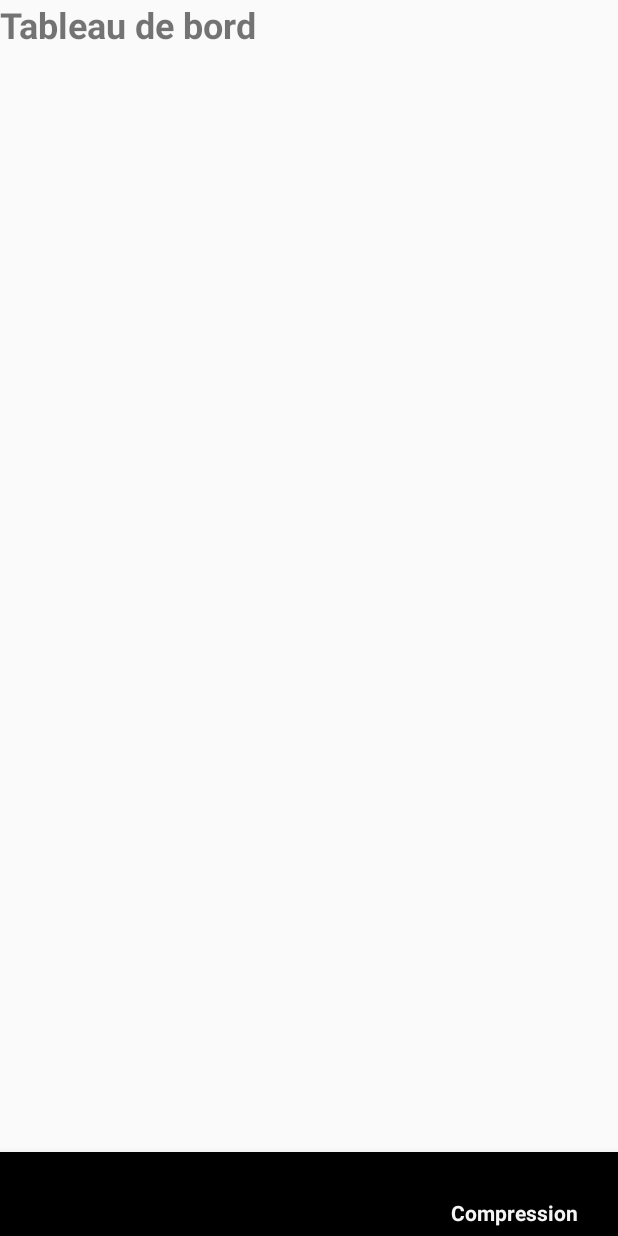
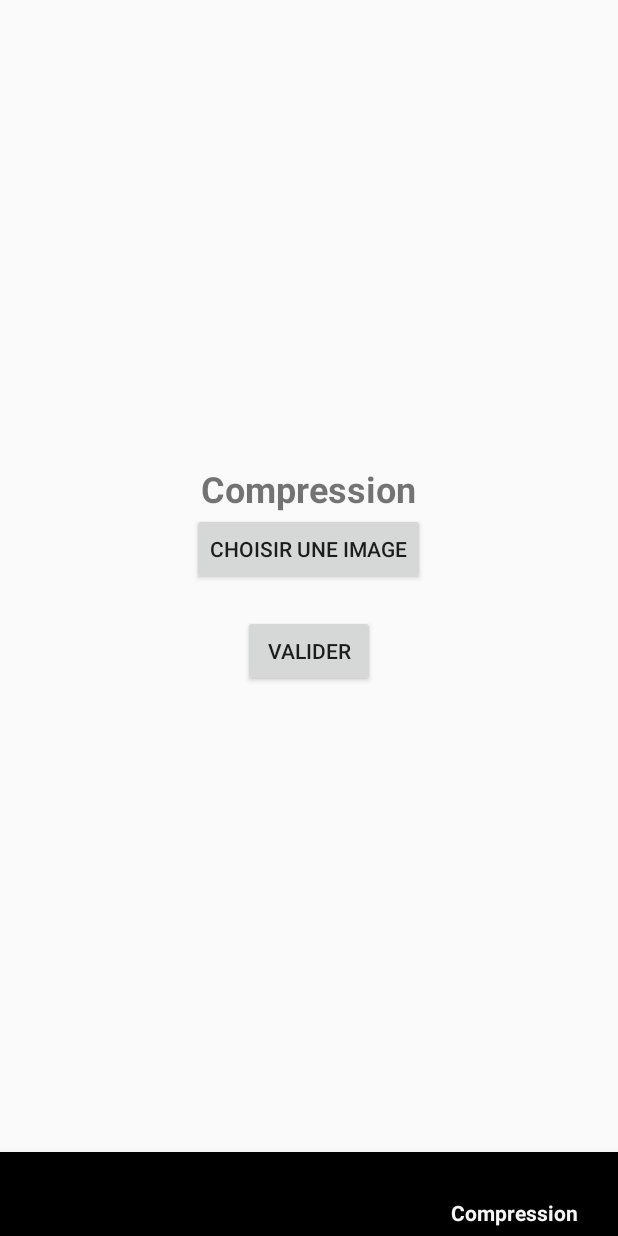
Before and after one commit to EmilienRY/projetMobile, an Android app: the screen it shows after launch (MainActivity), item 3 of the bottom bar chosen, on a phone screen of 412 x 824 dp. Run offline under Robolectric (Android 15) with nearby library versions, the phone set to English and light mode, and no system bars.

Commit message:
Début page compression (récupération d'une image depuis la galerie et affichage de cette dernière)

```diff
--- a/app/src/main/java/com/example/superpixelapp/MainFragment/CompressionFragment.java
+++ b/app/src/main/java/com/example/superpixelapp/MainFragment/CompressionFragment.java
@@ -1,16 +1,78 @@
 package com.example.superpixelapp.MainFragment;
 
+import android.content.Intent;
+import android.graphics.Bitmap;
+import android.graphics.BitmapFactory;
+import android.net.Uri;
 import android.os.Bundle;
+import android.provider.MediaStore;
 import android.view.LayoutInflater;
 import android.view.View;
 import android.view.ViewGroup;
-
+import android.widget.Button;
+import android.widget.ImageView;
+import androidx.activity.result.ActivityResultLauncher;
+import androidx.activity.result.contract.ActivityResultContracts;
+import androidx.annotation.NonNull;
+import androidx.annotation.Nullable;
 import androidx.fragment.app.Fragment;
+import java.io.IOException;
 
 import com.example.superpixelapp.R;
 
 public class CompressionFragment extends Fragment {
-    public View onCreateView(LayoutInflater inflater, ViewGroup container, Bundle savedInstanceState) {
-        return inflater.inflate(R.layout.fragment_compression, container, false);
+    private ImageView imageView;
+    private Button boutonChoisir;
+    private ActivityResultLauncher<Intent> launcherGalerie;
+
+    @Nullable
+    @Override
+    public View onCreateView(@NonNull LayoutInflater inflater, @Nullable ViewGroup container, @Nullable Bundle savedInstanceState) {
+        View vue = inflater.inflate(R.layout.fragment_compression, container, false);
+
+        boutonChoisir = vue.findViewById(R.id.boutonChoisir);
+        imageView = vue.findViewById(R.id.imageView);
+
+        // Préparer le launcher pour ouvrir la galerie
+        launcherGalerie = registerForActivityResult(
+                new ActivityResultContracts.StartActivityForResult(),
+                result -> {
+                    if (result.getResultCode() == getActivity().RESULT_OK && result.getData() != null) {
+                        Uri imageUri = result.getData().getData();
+                        try {
+                            Bitmap bitmap = MediaStore.Images.Media.getBitmap(getActivity().getContentResolver(), imageUri);
+                            if(bitmap.getWidth()>2000 || bitmap.getHeight()>2000){
+                                int newWidth = bitmap.getWidth() / 3;
+                                int newHeight = bitmap.getHeight() / 3;
+                                Bitmap bitmapReduit = Bitmap.createScaledBitmap(bitmap, newWidth, newHeight, true);
+                                imageView.setImageBitmap(bitmapReduit);
+                            }
+                            else if(bitmap.getWidth()>1000 || bitmap.getHeight()>1000){
+                                int newWidth = bitmap.getWidth() / 2;
+                                int newHeight = bitmap.getHeight() / 2;
+
+                                Bitmap bitmapReduit = Bitmap.createScaledBitmap(bitmap, newWidth, newHeight, true);
+                                imageView.setImageBitmap(bitmapReduit);
+                            }
+                            else{
+                                imageView.setImageBitmap(bitmap);
+                            }
+                            // Ici tu peux appeler ton traitement d'image C++ si besoin
+
+                        } catch (IOException e) {
+                            e.printStackTrace();
+                        }
+                    }
+                }
+        );
+
+        boutonChoisir.setOnClickListener(view -> ouvrirGalerie());
+
+        return vue;
+    }
+
+    private void ouvrirGalerie() {
+        Intent intent = new Intent(Intent.ACTION_PICK, MediaStore.Images.Media.EXTERNAL_CONTENT_URI);
+        launcherGalerie.launch(intent);
     }
 }
--- a/app/src/main/res/layout/fragment_compression.xml
+++ b/app/src/main/res/layout/fragment_compression.xml
@@ -1,12 +1,39 @@
-<FrameLayout xmlns:android="http://schemas.android.com/apk/res/android"
+<?xml version="1.0" encoding="utf-8"?>
+<LinearLayout xmlns:android="http://schemas.android.com/apk/res/android"
     android:layout_width="match_parent"
     android:layout_height="match_parent"
-    android:gravity="center">
+    android:orientation="vertical"
+    android:gravity="center"
+    android:padding="16dp">
 
     <TextView
-        android:text="Tableau de bord"
+        android:text="Compression"
         android:textSize="24sp"
         android:textStyle="bold"
+        android:textAlignment="center"
         android:layout_width="wrap_content"
         android:layout_height="wrap_content" />
-</FrameLayout>
+
+    <Button
+        android:id="@+id/boutonChoisir"
+        android:layout_width="wrap_content"
+        android:layout_height="wrap_content"
+        android:text="Choisir une image" />
+
+    <ImageView
+        android:id="@+id/imageView"
+        android:layout_width="wrap_content"
+        android:layout_height="wrap_content"
+        android:adjustViewBounds="true"
+        android:scaleType="centerInside"
+        android:layout_marginTop="20dp"
+        android:background="#CCCCCC"/>
+
+
+    <Button
+        android:id="@+id/boutonValider"
+        android:layout_width="wrap_content"
+        android:layout_height="wrap_content"
+        android:text="Valider" />
+
+</LinearLayout>
```
